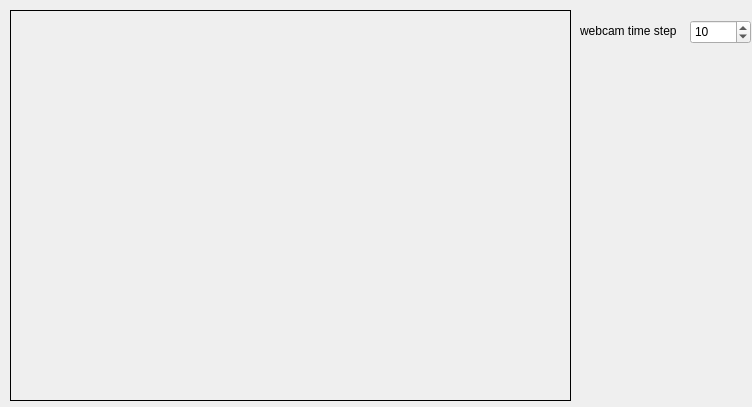
Above: mainwindow.ui from projedi/videochat before the change. Below: the same form after it.
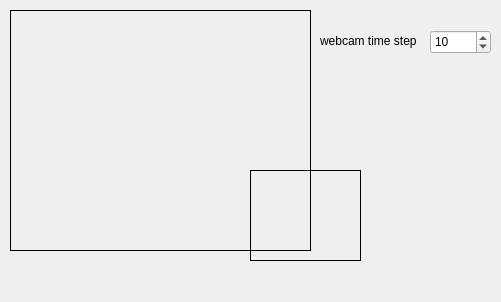
That is the form after the change.

Diff of the .ui file:
```diff
--- a/mainwindow.ui
+++ b/mainwindow.ui
@@ -6,8 +6,8 @@
    <rect>
     <x>0</x>
     <y>0</y>
-    <width>752</width>
-    <height>407</height>
+    <width>501</width>
+    <height>302</height>
    </rect>
   </property>
   <property name="windowTitle">
@@ -17,10 +17,10 @@
    <widget class="QLabel" name="labelWebcam">
     <property name="geometry">
      <rect>
-      <x>10</x>
-      <y>10</y>
-      <width>561</width>
-      <height>391</height>
+      <x>250</x>
+      <y>170</y>
+      <width>111</width>
+      <height>91</height>
      </rect>
     </property>
     <property name="frameShape">
@@ -33,8 +33,8 @@
    <widget class="QSpinBox" name="webcamTimerSpinBox">
     <property name="geometry">
      <rect>
-      <x>690</x>
-      <y>20</y>
+      <x>430</x>
+      <y>30</y>
       <width>61</width>
       <height>24</height>
      </rect>
@@ -52,8 +52,8 @@
    <widget class="QLabel" name="label_2">
     <property name="geometry">
      <rect>
-      <x>580</x>
-      <y>20</y>
+      <x>320</x>
+      <y>30</y>
       <width>111</width>
       <height>21</height>
      </rect>
@@ -62,6 +62,22 @@
      <string>webcam time step</string>
     </property>
    </widget>
+   <widget class="QLabel" name="labelRemote">
+    <property name="geometry">
+     <rect>
+      <x>10</x>
+      <y>10</y>
+      <width>301</width>
+      <height>241</height>
+     </rect>
+    </property>
+    <property name="frameShape">
+     <enum>QFrame::Box</enum>
+    </property>
+    <property name="text">
+     <string/>
+    </property>
+   </widget>
   </widget>
  </widget>
  <layoutdefault spacing="6" margin="11"/>
```
